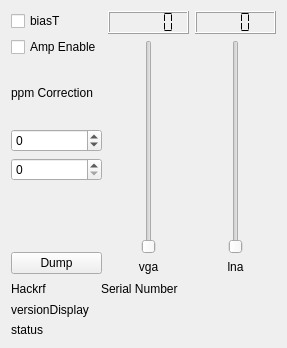
JvanKatwijk/qt-dab, file sources/devices/hackrf-handler/hackrf-widget.ui: the form before one commit.
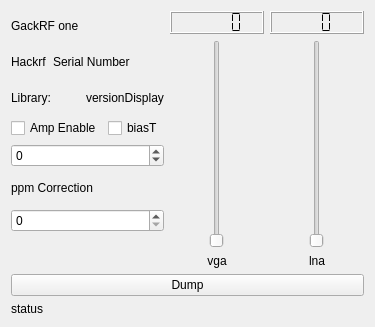
The form after the commit.

The edit to the form file:
```diff
--- a/sources/devices/hackrf-handler/hackrf-widget.ui
+++ b/sources/devices/hackrf-handler/hackrf-widget.ui
@@ -6,8 +6,8 @@
    <rect>
     <x>0</x>
     <y>0</y>
-    <width>287</width>
-    <height>348</height>
+    <width>375</width>
+    <height>327</height>
    </rect>
   </property>
   <property name="windowTitle">
@@ -15,32 +15,84 @@
   </property>
   <layout class="QVBoxLayout" name="verticalLayout_4">
    <item>
-    <layout class="QHBoxLayout" name="horizontalLayout_2">
+    <layout class="QHBoxLayout" name="horizontalLayout_4">
      <item>
       <layout class="QVBoxLayout" name="verticalLayout">
        <item>
-        <widget class="QCheckBox" name="biasT_button">
+        <widget class="QLabel" name="label_6">
          <property name="text">
-          <string>biasT</string>
+          <string>GackRF one</string>
          </property>
-         <property name="checked">
-          <bool>false</bool>
-         </property>
         </widget>
        </item>
        <item>
-        <widget class="QCheckBox" name="AmpEnableButton">
-         <property name="text">
-          <string>Amp Enable</string>
-         </property>
-        </widget>
+        <layout class="QHBoxLayout" name="horizontalLayout">
+         <item>
+          <widget class="QLabel" name="label_5">
+           <property name="text">
+            <string>Hackrf</string>
+           </property>
+          </widget>
+         </item>
+         <item>
+          <widget class="QLabel" name="label_4">
+           <property name="text">
+            <string>Serial Number</string>
+           </property>
+          </widget>
+         </item>
+         <item>
+          <widget class="QLabel" name="serial_number_display">
+           <property name="font">
+            <font>
+             <pointsize>11</pointsize>
+            </font>
+           </property>
+           <property name="text">
+            <string/>
+           </property>
+          </widget>
+         </item>
+        </layout>
        </item>
        <item>
-        <widget class="QLabel" name="label">
-         <property name="text">
-          <string>ppm Correction</string>
-         </property>
-        </widget>
+        <layout class="QHBoxLayout" name="horizontalLayout_2">
+         <item>
+          <widget class="QLabel" name="label_7">
+           <property name="text">
+            <string>Library:</string>
+           </property>
+          </widget>
+         </item>
+         <item>
+          <widget class="QLabel" name="versionDisplay">
+           <property name="text">
+            <string>versionDisplay</string>
+           </property>
+          </widget>
+         </item>
+        </layout>
+       </item>
+       <item>
+        <layout class="QHBoxLayout" name="horizontalLayout_3">
+         <item>
+          <widget class="QCheckBox" name="AmpEnableButton">
+           <property name="text">
+            <string>Amp Enable</string>
+           </property>
+          </widget>
+         </item>
+         <item>
+          <widget class="QCheckBox" name="biasT_button">
+           <property name="text">
+            <string>biasT</string>
+           </property>
+           <property name="checked">
+            <bool>false</bool>
+           </property>
+          </widget>
+         </item>
+        </layout>
        </item>
        <item>
         <widget class="QSpinBox" name="ppm_correction">
@@ -55,6 +107,13 @@
          </property>
         </widget>
        </item>
+       <item>
+        <widget class="QLabel" name="label">
+         <property name="text">
+          <string>ppm Correction</string>
+         </property>
+        </widget>
+       </item>
        <item>
         <widget class="QSpinBox" name="samplerate_correction">
          <property name="toolTip">
@@ -69,20 +128,10 @@
          </property>
         </widget>
        </item>
-       <item>
-        <widget class="QPushButton" name="dumpButton">
-         <property name="toolTip">
-          <string>&lt;html&gt;&lt;head/&gt;&lt;body&gt;&lt;p&gt;Dumps the raw input from the HackRF into a self describing file (with header in xml format containing recorded time, container format, frequency, device name, Qt-DAB version)&lt;/p&gt;&lt;p&gt;&lt;br/&gt;&lt;/p&gt;&lt;p&gt;Opens a 'Save as ...' dialog. Press again to stop recording.&lt;/p&gt;&lt;p&gt;&lt;br/&gt;&lt;/p&gt;&lt;p&gt;Very experimental! The resulting file can be read-in by using the xml file handler (if configured)&lt;/p&gt;&lt;p&gt;&lt;br/&gt;&lt;/p&gt;&lt;p&gt;Warning: Produces large files!&lt;/p&gt;&lt;/body&gt;&lt;/html&gt;</string>
-         </property>
-         <property name="text">
-          <string>Dump</string>
-         </property>
-        </widget>
-       </item>
       </layout>
      </item>
      <item>
-      <layout class="QVBoxLayout" name="verticalLayout_2">
+      <layout class="QVBoxLayout" name="verticalLayout_3">
        <item>
         <widget class="QLCDNumber" name="vgagainDisplay">
          <property name="segmentStyle">
@@ -119,7 +168,7 @@
       </layout>
      </item>
      <item>
-      <layout class="QVBoxLayout" name="verticalLayout_3">
+      <layout class="QVBoxLayout" name="verticalLayout_2">
        <item>
         <widget class="QLCDNumber" name="lnagainDisplay">
          <property name="digitCount">
@@ -161,39 +210,12 @@
     </layout>
    </item>
    <item>
-    <layout class="QHBoxLayout" name="horizontalLayout">
-     <item>
-      <widget class="QLabel" name="label_5">
-       <property name="text">
-        <string>Hackrf</string>
-       </property>
-      </widget>
-     </item>
-     <item>
-      <widget class="QLabel" name="label_4">
-       <property name="text">
-        <string>Serial Number</string>
-       </property>
-      </widget>
-     </item>
-     <item>
-      <widget class="QLabel" name="serial_number_display">
-       <property name="font">
-        <font>
-         <pointsize>11</pointsize>
-        </font>
-       </property>
-       <property name="text">
-        <string/>
-       </property>
-      </widget>
-     </item>
-    </layout>
-   </item>
-   <item>
-    <widget class="QLabel" name="versionDisplay">
+    <widget class="QPushButton" name="dumpButton">
+     <property name="toolTip">
+      <string>&lt;html&gt;&lt;head/&gt;&lt;body&gt;&lt;p&gt;Dumps the raw input from the HackRF into a self describing file (with header in xml format containing recorded time, container format, frequency, device name, Qt-DAB version)&lt;/p&gt;&lt;p&gt;&lt;br/&gt;&lt;/p&gt;&lt;p&gt;Opens a 'Save as ...' dialog. Press again to stop recording.&lt;/p&gt;&lt;p&gt;&lt;br/&gt;&lt;/p&gt;&lt;p&gt;Very experimental! The resulting file can be read-in by using the xml file handler (if configured)&lt;/p&gt;&lt;p&gt;&lt;br/&gt;&lt;/p&gt;&lt;p&gt;Warning: Produces large files!&lt;/p&gt;&lt;/body&gt;&lt;/html&gt;</string>
+     </property>
      <property name="text">
-      <string>versionDisplay</string>
+      <string>Dump</string>
      </property>
     </widget>
    </item>
```
